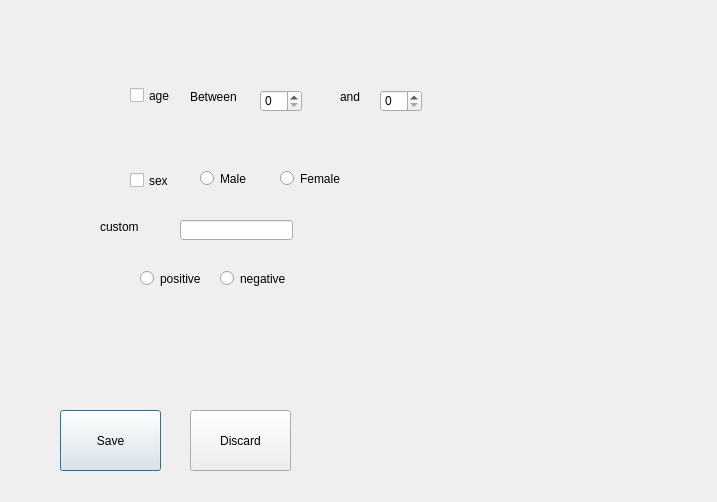
Old version of the form Workflow Editor/Windows/decisionNode/win_trait_condition.ui in the repository maimonin/Clinical_Trails_Automation.
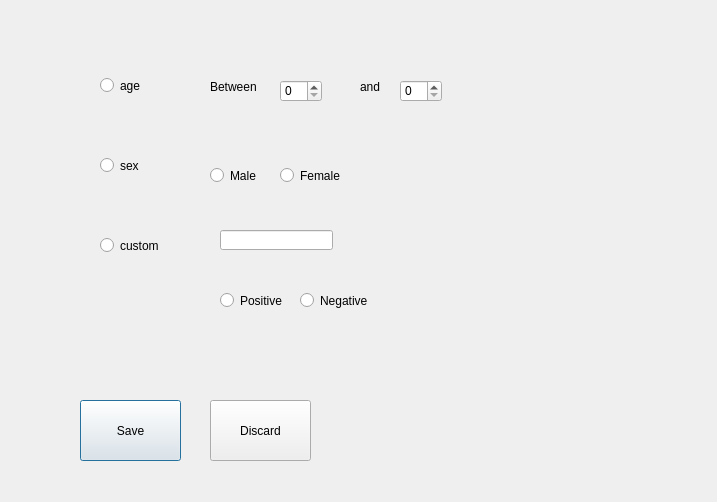
New version of the form.

Commit message: decision node - add trait window change to radio buttons

```diff
--- a/Workflow Editor/Windows/decisionNode/win_trait_condition.ui
+++ b/Workflow Editor/Windows/decisionNode/win_trait_condition.ui
@@ -16,25 +16,12 @@
   <widget class="QWidget" name="widget" native="true">
    <property name="geometry">
     <rect>
-     <x>0</x>
-     <y>0</y>
+     <x>20</x>
+     <y>-10</y>
      <width>691</width>
      <height>481</height>
     </rect>
    </property>
-   <widget class="QCheckBox" name="traitCondition_age_check">
-    <property name="geometry">
-     <rect>
-      <x>130</x>
-      <y>80</y>
-      <width>51</width>
-      <height>31</height>
-     </rect>
-    </property>
-    <property name="text">
-     <string>age</string>
-    </property>
-   </widget>
    <widget class="QLabel" name="label">
     <property name="geometry">
      <rect>
@@ -61,45 +48,6 @@
      <string>and</string>
     </property>
    </widget>
-   <widget class="QCheckBox" name="traitCondition_sex_check">
-    <property name="geometry">
-     <rect>
-      <x>130</x>
-      <y>170</y>
-      <width>51</width>
-      <height>21</height>
-     </rect>
-    </property>
-    <property name="text">
-     <string>sex</string>
-    </property>
-   </widget>
-   <widget class="QRadioButton" name="traitCondition_sex_male">
-    <property name="geometry">
-     <rect>
-      <x>200</x>
-      <y>170</y>
-      <width>82</width>
-      <height>17</height>
-     </rect>
-    </property>
-    <property name="text">
-     <string>Male</string>
-    </property>
-   </widget>
-   <widget class="QRadioButton" name="traitCondition_sex_female">
-    <property name="geometry">
-     <rect>
-      <x>280</x>
-      <y>170</y>
-      <width>82</width>
-      <height>17</height>
-     </rect>
-    </property>
-    <property name="text">
-     <string>Female</string>
-    </property>
-   </widget>
    <widget class="QPushButton" name="traitCondition_save">
     <property name="geometry">
      <rect>
@@ -149,20 +97,20 @@
    <widget class="QLineEdit" name="traitCondition_custom_text">
     <property name="geometry">
      <rect>
-      <x>180</x>
-      <y>220</y>
+      <x>200</x>
+      <y>240</y>
       <width>113</width>
       <height>20</height>
      </rect>
     </property>
    </widget>
-   <widget class="QLabel" name="label_3">
+   <widget class="QRadioButton" name="radio_custom">
     <property name="geometry">
      <rect>
-      <x>100</x>
-      <y>220</y>
-      <width>47</width>
-      <height>13</height>
+      <x>80</x>
+      <y>240</y>
+      <width>101</width>
+      <height>31</height>
      </rect>
     </property>
     <property name="text">
@@ -172,29 +120,101 @@
    <widget class="QRadioButton" name="traitCondition_customRadio_positive">
     <property name="geometry">
      <rect>
-      <x>140</x>
-      <y>270</y>
-      <width>82</width>
-      <height>17</height>
+      <x>80</x>
+      <y>160</y>
+      <width>101</width>
+      <height>31</height>
      </rect>
     </property>
     <property name="text">
-     <string>positive</string>
+     <string>sex</string>
     </property>
    </widget>
    <widget class="QRadioButton" name="traitCondition_customRadio_negative">
     <property name="geometry">
      <rect>
-      <x>220</x>
-      <y>270</y>
-      <width>82</width>
-      <height>17</height>
+      <x>80</x>
+      <y>80</y>
+      <width>101</width>
+      <height>31</height>
      </rect>
     </property>
     <property name="text">
-     <string>negative</string>
+     <string>age</string>
     </property>
    </widget>
+   <widget class="QWidget" name="widget_2" native="true">
+    <property name="geometry">
+     <rect>
+      <x>180</x>
+      <y>270</y>
+      <width>271</width>
+      <height>91</height>
+     </rect>
+    </property>
+    <widget class="QRadioButton" name="radio_custom_positive">
+     <property name="geometry">
+      <rect>
+       <x>20</x>
+       <y>20</y>
+       <width>91</width>
+       <height>41</height>
+      </rect>
+     </property>
+     <property name="text">
+      <string>Positive</string>
+     </property>
+    </widget>
+    <widget class="QRadioButton" name="radio_custom_negative">
+     <property name="geometry">
+      <rect>
+       <x>100</x>
+       <y>20</y>
+       <width>91</width>
+       <height>41</height>
+      </rect>
+     </property>
+     <property name="text">
+      <string>Negative</string>
+     </property>
+    </widget>
+   </widget>
+   <widget class="QWidget" name="widget_3" native="true">
+    <property name="geometry">
+     <rect>
+      <x>170</x>
+      <y>140</y>
+      <width>271</width>
+      <height>80</height>
+     </rect>
+    </property>
+    <widget class="QRadioButton" name="radio_sex_male">
+     <property name="geometry">
+      <rect>
+       <x>20</x>
+       <y>30</y>
+       <width>91</width>
+       <height>31</height>
+      </rect>
+     </property>
+     <property name="text">
+      <string>Male</string>
+     </property>
+    </widget>
+    <widget class="QRadioButton" name="radio_sex_female">
+     <property name="geometry">
+      <rect>
+       <x>90</x>
+       <y>30</y>
+       <width>91</width>
+       <height>31</height>
+      </rect>
+     </property>
+     <property name="text">
+      <string>Female</string>
+     </property>
+    </widget>
+   </widget>
   </widget>
  </widget>
  <resources/>
```
Left out of the diff: 10 changed lines with no effect on the pictures. The commit also changes 2 other files.
